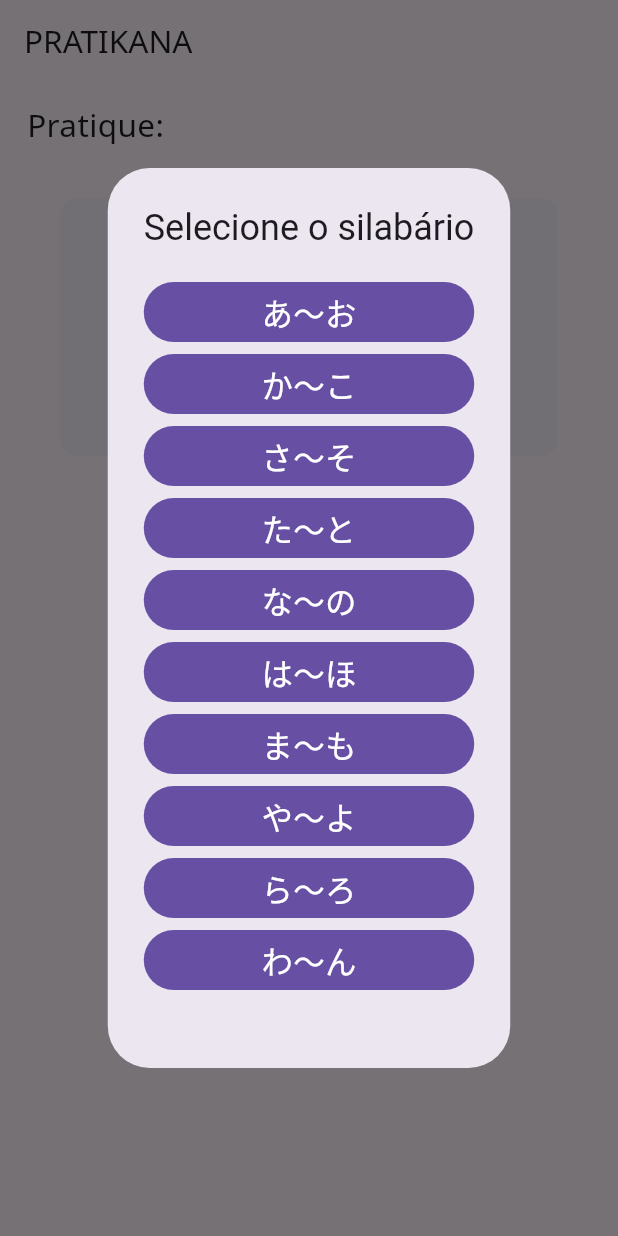
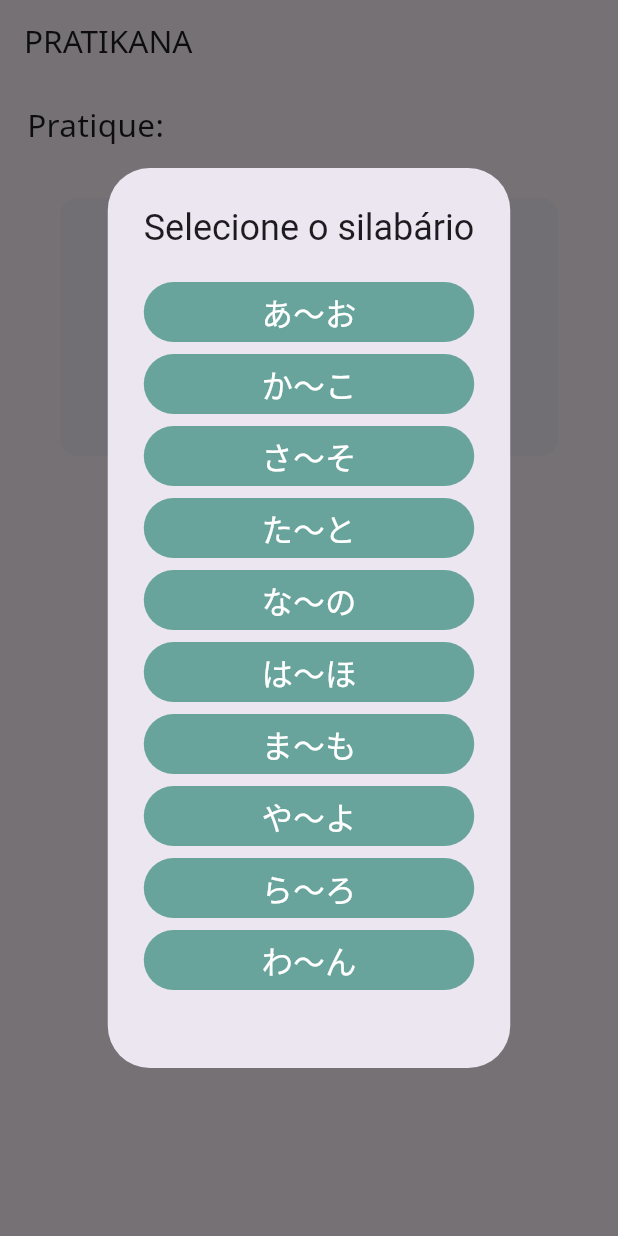
Before and after one commit to ArthurFcc/benkyou, a Flutter app: the screen it shows after launch, after a tap on "Hiragana", on a phone screen of 412 x 824 dp. Run offline on Flutter 3.47's test engine with Material 3 defaults, Android fonts, the light colour scheme and no system bars; our stand-ins replace google_fonts; missing offline and left inert: step_progress.

Commit message:
Style change

```diff
--- a/lib/home.dart
+++ b/lib/home.dart
@@ -88,6 +88,9 @@ class _HomeState extends State<Home> {
             ),
           );
         },
+        style: ButtonStyle(
+          backgroundColor: WidgetStatePropertyAll(Color(0xFF68a49c)),
+        ),
         child: Text(text, style: GoogleFonts.notoSans(fontSize: 21)),
       ),
     );
--- a/lib/main.dart
+++ b/lib/main.dart
@@ -10,6 +10,10 @@ class MainApp extends StatelessWidget {
 
   @override
   Widget build(BuildContext context) {
-    return const MaterialApp(debugShowCheckedModeBanner: false, home: Home());
+    return MaterialApp(
+      debugShowCheckedModeBanner: false,
+      home: Home(),
+      theme: ThemeData(useMaterial3: true),
+    );
   }
 }
```
Also changed, not shown: lib/drawing_canvas.dart (+5 -5 lines), assets/kana.json.
